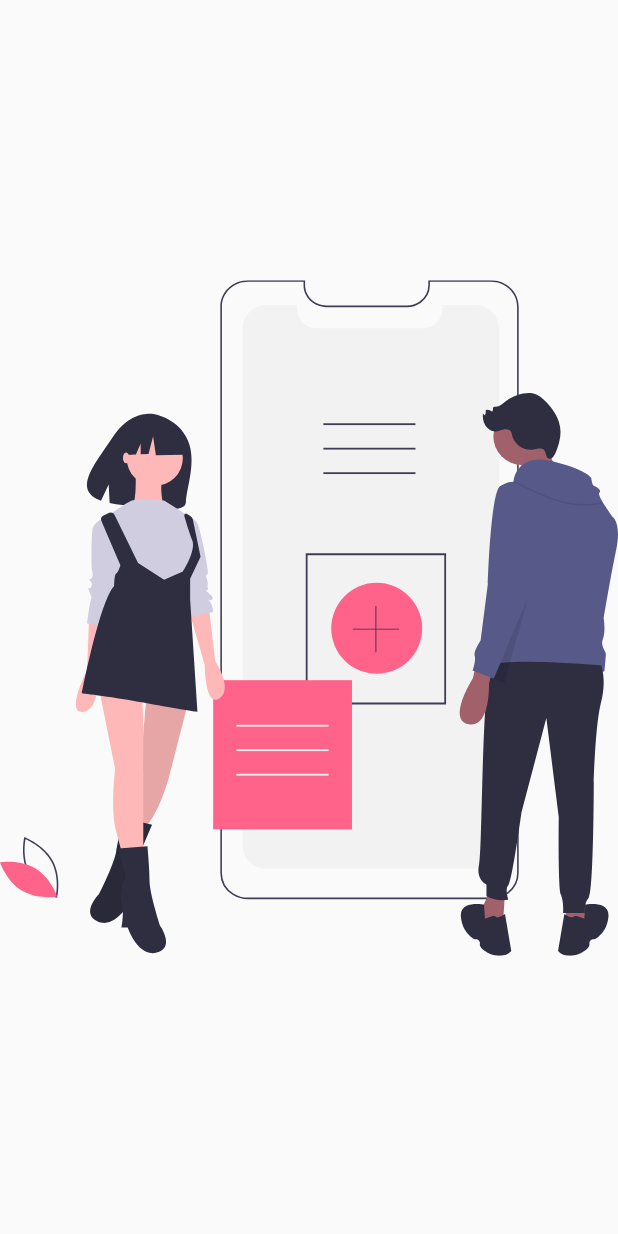
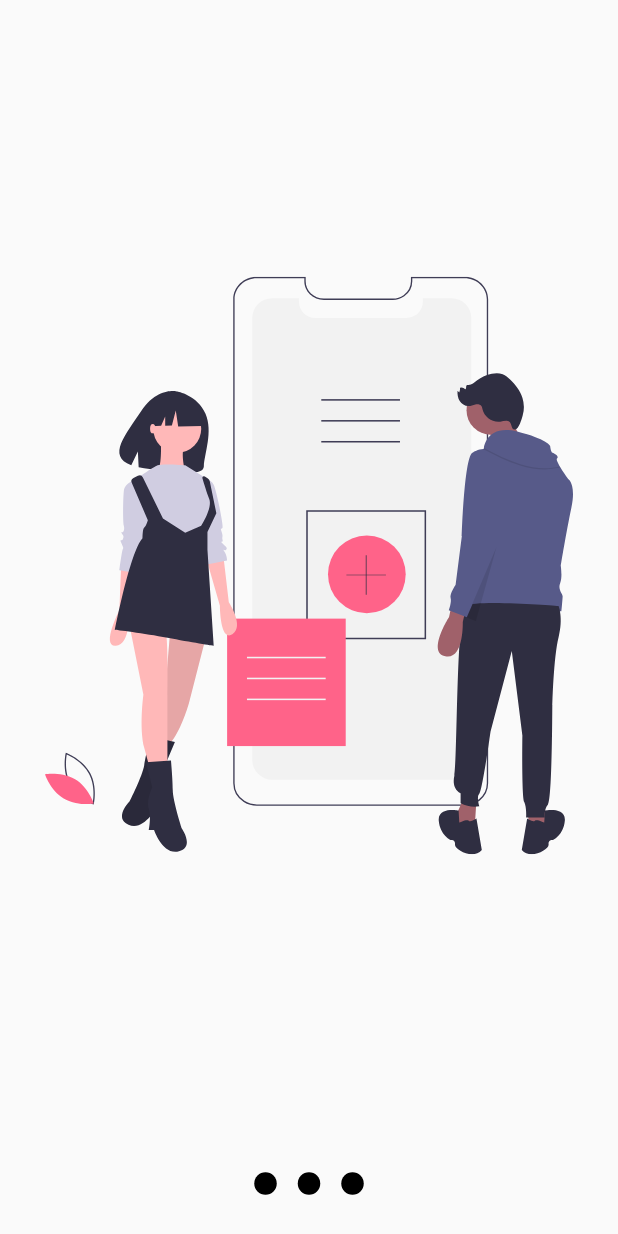
Before and after one commit to agusci21/disenios, a Flutter app: the screen it shows after launch, on a phone screen of 412 x 824 dp. Run offline on Flutter 3.47's test engine with Material 2 defaults, Android fonts, the phone set to English and light mode, and no system bars; our stand-ins replace flutter_svg.

Commit message:
slideShows dots solos

```diff
--- a/lib/src/pages/slide_show_page.dart
+++ b/lib/src/pages/slide_show_page.dart
@@ -8,8 +8,90 @@ class SlideShowPage extends StatelessWidget {
   Widget build(BuildContext context) {
     return Scaffold(
       body: Center(
-        child: SvgPicture.asset('assets/svgs/slide-1.svg')
+        child: Column(
+          children: [
+            Expanded(child: _Slides()),
+            _Dots()
+          ],
+        )
      ),
    );
   }
 }
+
+class _Dots extends StatelessWidget {
+  const _Dots({Key? key}) : super(key: key);
+
+  @override
+  Widget build(BuildContext context) {
+
+    return Container(
+      width: double.infinity,
+      height: 70,
+      child: Row(
+
+        mainAxisAlignment: MainAxisAlignment.center,
+        children: [
+
+          _Dot(),
+          _Dot(),
+          _Dot(),
+
+        ],
+      ),
+    );
+  }
+}
+
+class _Dot extends StatelessWidget {
+  const _Dot({
+    Key? key,
+  }) : super(key: key);
+
+  @override
+  Widget build(BuildContext context) {
+    return Container(
+      margin: EdgeInsets.symmetric(horizontal: 7),
+      height: 15,
+      width: 15,
+      decoration: BoxDecoration(
+        shape: BoxShape.circle,
+        color: Colors.black
+      ),
+    );
+  }
+}
+
+class _Slides extends StatelessWidget {
+  const _Slides({Key? key}) : super(key: key);
+
+  @override
+  Widget build(BuildContext context) {
+    return Container(
+      child: PageView(
+        children: [
+          _Slide(svg: 'assets/svgs/slide-1.svg',),
+          _Slide(svg: 'assets/svgs/slide-2.svg'),
+          _Slide(svg: 'assets/svgs/slide-3.svg'),
+
+        ],
+      ),
+    );
+  }
+}
+
+class _Slide extends StatelessWidget {
+
+  final String svg;
+
+  const _Slide({Key? key, required this.svg}) : super(key: key);
+  @override
+  Widget build(BuildContext context) {
+    return Container(
+      width: double.infinity,
+      height: double.infinity,
+      padding: EdgeInsets.all(30),
+      child: SvgPicture.asset(svg),
+    );
+  }
+}
```
